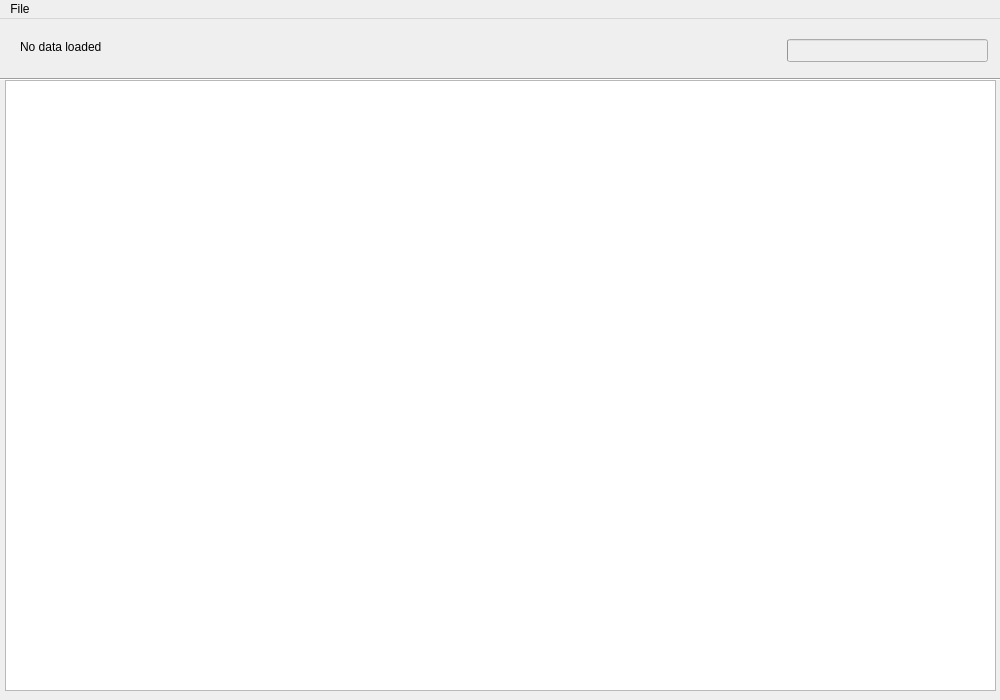
Qt form res/MainWindow.ui (tecgyver/Vis1) before a commit.
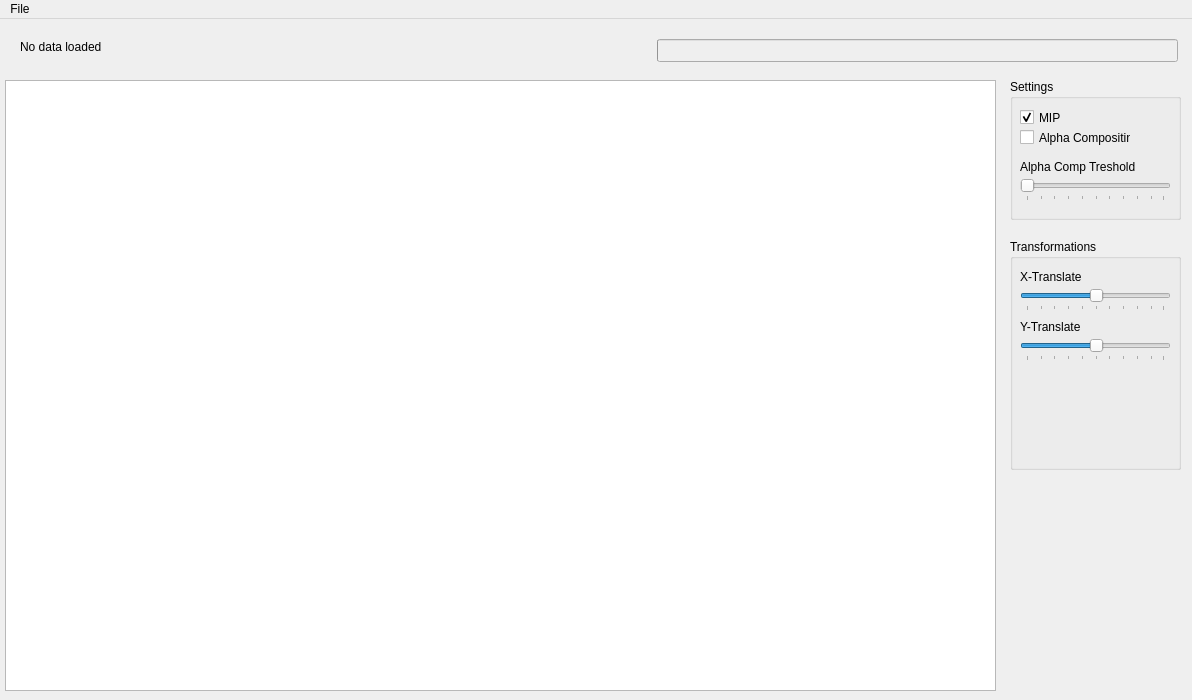
The same form after that commit.

What changed in the file:
```diff
--- a/res/MainWindow.ui
+++ b/res/MainWindow.ui
@@ -6,7 +6,7 @@
    <rect>
     <x>0</x>
     <y>0</y>
-    <width>1000</width>
+    <width>1192</width>
     <height>700</height>
    </rect>
   </property>
@@ -33,9 +33,9 @@
     </property>
     <property name="geometry">
      <rect>
-      <x>787</x>
+      <x>657</x>
       <y>20</y>
-      <width>201</width>
+      <width>521</width>
       <height>23</height>
      </rect>
     </property>
@@ -46,19 +46,6 @@
      <bool>false</bool>
     </property>
    </widget>
-   <widget class="Line" name="line">
-    <property name="geometry">
-     <rect>
-      <x>0</x>
-      <y>50</y>
-      <width>1011</width>
-      <height>20</height>
-     </rect>
-    </property>
-    <property name="orientation">
-     <enum>Qt::Horizontal</enum>
-    </property>
-   </widget>
    <widget class="QGraphicsView" name="graphicsView">
     <property name="geometry">
      <rect>
@@ -69,13 +56,170 @@
      </rect>
     </property>
    </widget>
+   <widget class="QCheckBox" name="cb_MIP">
+    <property name="geometry">
+     <rect>
+      <x>1020</x>
+      <y>90</y>
+      <width>70</width>
+      <height>17</height>
+     </rect>
+    </property>
+    <property name="text">
+     <string>MIP</string>
+    </property>
+    <property name="checked">
+     <bool>true</bool>
+    </property>
+   </widget>
+   <widget class="QCheckBox" name="cb_AlphaCompositing">
+    <property name="geometry">
+     <rect>
+      <x>1020</x>
+      <y>110</y>
+      <width>111</width>
+      <height>17</height>
+     </rect>
+    </property>
+    <property name="text">
+     <string>Alpha Compositing</string>
+    </property>
+   </widget>
+   <widget class="QSlider" name="sl_AlphaCompositing">
+    <property name="geometry">
+     <rect>
+      <x>1020</x>
+      <y>160</y>
+      <width>151</width>
+      <height>22</height>
+     </rect>
+    </property>
+    <property name="orientation">
+     <enum>Qt::Horizontal</enum>
+    </property>
+    <property name="tickPosition">
+     <enum>QSlider::TicksBelow</enum>
+    </property>
+   </widget>
+   <widget class="QLabel" name="label_2">
+    <property name="geometry">
+     <rect>
+      <x>1020</x>
+      <y>140</y>
+      <width>131</width>
+      <height>16</height>
+     </rect>
+    </property>
+    <property name="text">
+     <string>Alpha Comp Treshold</string>
+    </property>
+   </widget>
+   <widget class="QGroupBox" name="groupBox">
+    <property name="geometry">
+     <rect>
+      <x>1010</x>
+      <y>60</y>
+      <width>171</width>
+      <height>141</height>
+     </rect>
+    </property>
+    <property name="title">
+     <string>Settings</string>
+    </property>
+   </widget>
+   <widget class="QGroupBox" name="gb_transform">
+    <property name="geometry">
+     <rect>
+      <x>1010</x>
+      <y>220</y>
+      <width>171</width>
+      <height>231</height>
+     </rect>
+    </property>
+    <property name="title">
+     <string>Transformations</string>
+    </property>
+    <widget class="QSlider" name="sl_xTranslate">
+     <property name="geometry">
+      <rect>
+       <x>10</x>
+       <y>50</y>
+       <width>151</width>
+       <height>22</height>
+      </rect>
+     </property>
+     <property name="value">
+      <number>50</number>
+     </property>
+     <property name="orientation">
+      <enum>Qt::Horizontal</enum>
+     </property>
+     <property name="tickPosition">
+      <enum>QSlider::TicksBelow</enum>
+     </property>
+    </widget>
+    <widget class="QLabel" name="label">
+     <property name="geometry">
+      <rect>
+       <x>10</x>
+       <y>30</y>
+       <width>81</width>
+       <height>16</height>
+      </rect>
+     </property>
+     <property name="text">
+      <string>X-Translate</string>
+     </property>
+    </widget>
+    <widget class="QLabel" name="label_3">
+     <property name="geometry">
+      <rect>
+       <x>10</x>
+       <y>80</y>
+       <width>81</width>
+       <height>16</height>
+      </rect>
+     </property>
+     <property name="text">
+      <string>Y-Translate</string>
+     </property>
+    </widget>
+    <widget class="QSlider" name="sl_yTranslate">
+     <property name="geometry">
+      <rect>
+       <x>10</x>
+       <y>100</y>
+       <width>151</width>
+       <height>22</height>
+      </rect>
+     </property>
+     <property name="value">
+      <number>50</number>
+     </property>
+     <property name="orientation">
+      <enum>Qt::Horizontal</enum>
+     </property>
+     <property name="tickPosition">
+      <enum>QSlider::TicksBelow</enum>
+     </property>
+    </widget>
+   </widget>
+   <zorder>groupBox</zorder>
+   <zorder>labelTop</zorder>
+   <zorder>progressBar</zorder>
+   <zorder>graphicsView</zorder>
+   <zorder>cb_MIP</zorder>
+   <zorder>cb_AlphaCompositing</zorder>
+   <zorder>sl_AlphaCompositing</zorder>
+   <zorder>label_2</zorder>
+   <zorder>gb_transform</zorder>
   </widget>
   <widget class="QMenuBar" name="menubar">
    <property name="geometry">
     <rect>
      <x>0</x>
      <y>0</y>
-     <width>1000</width>
+     <width>1192</width>
      <height>21</height>
     </rect>
    </property>
```
